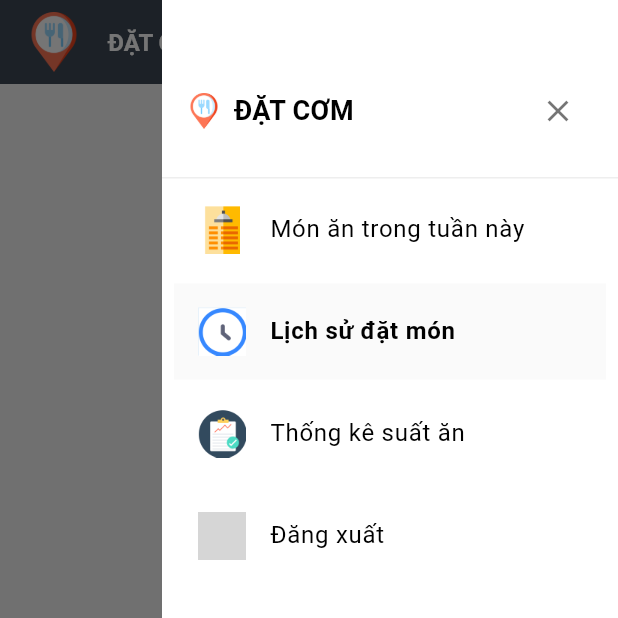
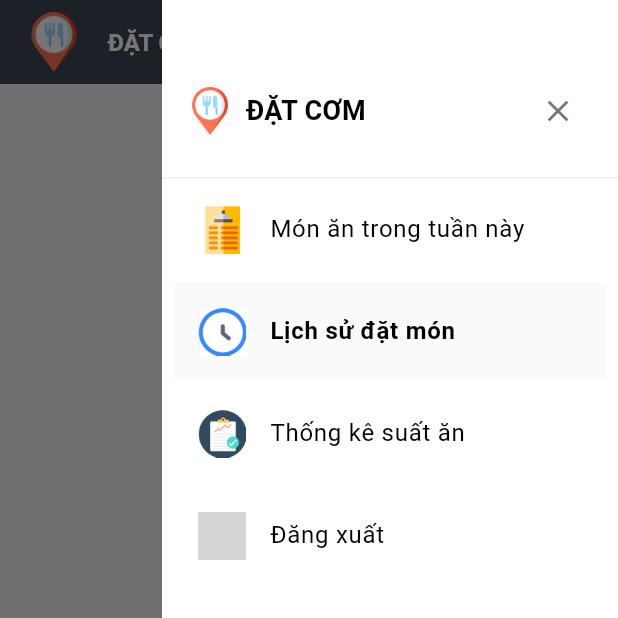
Before and after one commit to anhtv03/e-food, a Flutter app: the HistoryPage screen opened directly, with the side drawer open, on a phone screen of 412 x 824 dp, the top half of it. Run offline on Flutter 3.47's test engine with Material 3 defaults, Android fonts, the phone set to English and light mode, and no system bars; our stand-ins replace equatable, flutter_bloc, shared_preferences; accounts and stored records are empty; grey boxes are pictures that could not be loaded.

```diff
--- a/lib/widgets/common/custom_app_drawer.dart
+++ b/lib/widgets/common/custom_app_drawer.dart
@@ -34,7 +34,7 @@ class AppDrawer extends StatelessWidget {
             ),
             child: Row(
               children: [
-                Image.asset(AppAssets.foodIcon, width: 24, height: 24),
+                Image.asset(AppAssets.foodIcon, width: 32, height: 32),
                 SizedBox(width: 8),
                 Text(
                   localizations.appTitle,
```
